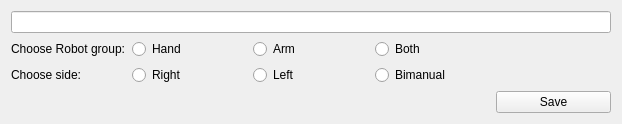
First picture: the form in sr_gui_state_saver/uis/SrGuiStateSaver.ui, repository shadow-robot/sr_visualization_common, before the edit.
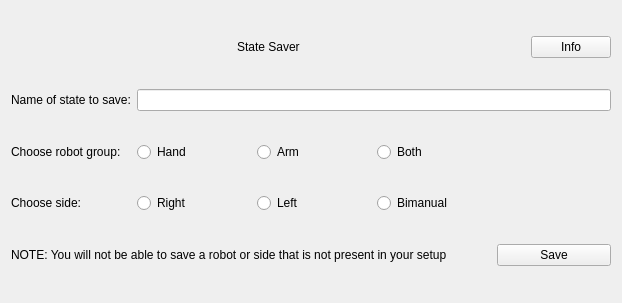
Second picture: the form after the edit.

Commit message: improving the state saver plugin

Diff of the .ui file:
```diff
--- a/sr_gui_state_saver/uis/SrGuiStateSaver.ui
+++ b/sr_gui_state_saver/uis/SrGuiStateSaver.ui
@@ -7,7 +7,7 @@
     <x>0</x>
     <y>0</y>
     <width>622</width>
-    <height>124</height>
+    <height>303</height>
    </rect>
   </property>
   <property name="mouseTracking">
@@ -17,44 +17,14 @@
    <string>Robot State Saver</string>
   </property>
   <layout class="QGridLayout" name="gridLayout_2">
-   <item row="1" column="3">
-    <widget class="QRadioButton" name="radio_both">
-     <property name="text">
-      <string>Both</string>
-     </property>
-     <attribute name="buttonGroup">
-      <string notr="true">robot_button_group</string>
-     </attribute>
-    </widget>
-   </item>
-   <item row="3" column="4">
+   <item row="4" column="4">
     <widget class="QPushButton" name="button_save">
      <property name="text">
       <string>Save</string>
      </property>
     </widget>
    </item>
-   <item row="1" column="2">
-    <widget class="QRadioButton" name="radio_arm">
-     <property name="text">
-      <string>Arm</string>
-     </property>
-     <attribute name="buttonGroup">
-      <string notr="true">robot_button_group</string>
-     </attribute>
-    </widget>
-   </item>
-   <item row="2" column="2">
-    <widget class="QRadioButton" name="radio_left">
-     <property name="text">
-      <string>Left</string>
-     </property>
-     <attribute name="buttonGroup">
-      <string notr="true">side_button_group</string>
-     </attribute>
-    </widget>
-   </item>
-   <item row="1" column="1">
+   <item row="2" column="1">
     <widget class="QRadioButton" name="radio_hand">
      <property name="text">
       <string>Hand</string>
@@ -64,7 +34,99 @@
      </attribute>
     </widget>
    </item>
-   <item row="2" column="1">
+   <item row="1" column="1" colspan="4">
+    <widget class="QLineEdit" name="edit_name"/>
+   </item>
+   <item row="3" column="0">
+    <widget class="QLabel" name="label_2">
+     <property name="text">
+      <string>Choose side:</string>
+     </property>
+    </widget>
+   </item>
+   <item row="2" column="0">
+    <widget class="QLabel" name="label">
+     <property name="text">
+      <string>Choose robot group:</string>
+     </property>
+    </widget>
+   </item>
+   <item row="3" column="2">
+    <widget class="QRadioButton" name="radio_left">
+     <property name="text">
+      <string>Left</string>
+     </property>
+     <attribute name="buttonGroup">
+      <string notr="true">side_button_group</string>
+     </attribute>
+    </widget>
+   </item>
+   <item row="2" column="3">
+    <widget class="QRadioButton" name="radio_both">
+     <property name="text">
+      <string>Both</string>
+     </property>
+     <attribute name="buttonGroup">
+      <string notr="true">robot_button_group</string>
+     </attribute>
+    </widget>
+   </item>
+   <item row="0" column="0" colspan="5">
+    <layout class="QVBoxLayout" name="verticalLayout">
+     <item>
+      <layout class="QHBoxLayout" name="horizontalLayout_4">
+       <item>
+        <spacer name="horizontalSpacer_2">
+         <property name="orientation">
+          <enum>Qt::Horizontal</enum>
+         </property>
+         <property name="sizeHint" stdset="0">
+          <size>
+           <width>40</width>
+           <height>20</height>
+          </size>
+         </property>
+        </spacer>
+       </item>
+       <item alignment="Qt::AlignHCenter">
+        <widget class="QLabel" name="label_3">
+         <property name="text">
+          <string>State Saver</string>
+         </property>
+        </widget>
+       </item>
+       <item>
+        <spacer name="horizontalSpacer">
+         <property name="orientation">
+          <enum>Qt::Horizontal</enum>
+         </property>
+         <property name="sizeHint" stdset="0">
+          <size>
+           <width>40</width>
+           <height>20</height>
+          </size>
+         </property>
+        </spacer>
+       </item>
+       <item>
+        <widget class="QPushButton" name="information_box">
+         <property name="text">
+          <string>Info</string>
+         </property>
+        </widget>
+       </item>
+      </layout>
+     </item>
+    </layout>
+   </item>
+   <item row="4" column="0" colspan="4">
+    <widget class="QLabel" name="label_5">
+     <property name="text">
+      <string>NOTE: You will not be able to save a robot or side that is not present in your setup</string>
+     </property>
+    </widget>
+   </item>
+   <item row="3" column="1">
     <widget class="QRadioButton" name="radio_right">
      <property name="text">
       <string>Right</string>
@@ -74,7 +136,14 @@
      </attribute>
     </widget>
    </item>
-   <item row="2" column="3">
+   <item row="1" column="0">
+    <widget class="QLabel" name="label_4">
+     <property name="text">
+      <string>Name of state to save:</string>
+     </property>
+    </widget>
+   </item>
+   <item row="3" column="3">
     <widget class="QRadioButton" name="radio_bimanual">
      <property name="text">
       <string>Bimanual</string>
@@ -84,21 +153,14 @@
      </attribute>
     </widget>
    </item>
-   <item row="0" column="0" colspan="5">
-    <widget class="QLineEdit" name="edit_name"/>
-   </item>
-   <item row="1" column="0">
-    <widget class="QLabel" name="label">
+   <item row="2" column="2">
+    <widget class="QRadioButton" name="radio_arm">
      <property name="text">
-      <string>Choose Robot group:</string>
+      <string>Arm</string>
      </property>
-    </widget>
-   </item>
-   <item row="2" column="0">
-    <widget class="QLabel" name="label_2">
-     <property name="text">
-      <string>Choose side:</string>
-     </property>
+     <attribute name="buttonGroup">
+      <string notr="true">robot_button_group</string>
+     </attribute>
     </widget>
    </item>
   </layout>
```
The commit also changes 1 other file.
